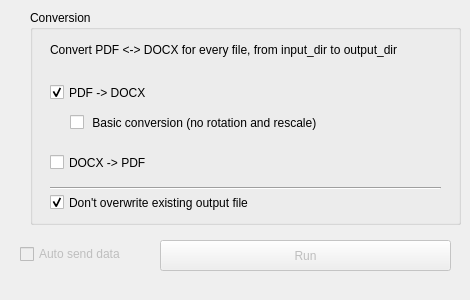
Old version of the form orangecontrib/IO4IT/widgets/designer/wordpdf2docx.ui in the repository TigerODM/TigerODM.
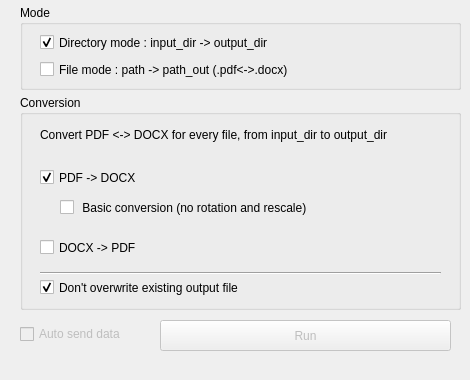
New version of the form.

Diff of the .ui file:
```diff
--- a/orangecontrib/IO4IT/widgets/designer/wordpdf2docx.ui
+++ b/orangecontrib/IO4IT/widgets/designer/wordpdf2docx.ui
@@ -7,18 +7,63 @@
     <x>0</x>
     <y>0</y>
     <width>470</width>
-    <height>300</height>
+    <height>380</height>
    </rect>
   </property>
   <property name="windowTitle">
    <string>Form</string>
   </property>
+  <widget class="QGroupBox" name="groupBox_mode">
+   <property name="geometry">
+    <rect>
+     <x>20</x>
+     <y>5</y>
+     <width>441</width>
+     <height>85</height>
+    </rect>
+   </property>
+   <property name="title">
+    <string>Mode</string>
+   </property>
+   <widget class="QCheckBox" name="checkBox_mode_dir">
+    <property name="geometry">
+     <rect>
+      <x>20</x>
+      <y>25</y>
+      <width>401</width>
+      <height>25</height>
+     </rect>
+    </property>
+    <property name="text">
+     <string>Directory mode : input_dir -&gt; output_dir</string>
+    </property>
+    <property name="checked">
+     <bool>true</bool>
+    </property>
+   </widget>
+   <widget class="QCheckBox" name="checkBox_mode_file">
+    <property name="geometry">
+     <rect>
+      <x>20</x>
+      <y>52</y>
+      <width>401</width>
+      <height>25</height>
+     </rect>
+    </property>
+    <property name="text">
+     <string>File mode : path -&gt; path_out (.pdf&lt;-&gt;.docx)</string>
+    </property>
+    <property name="checked">
+     <bool>false</bool>
+    </property>
+   </widget>
+  </widget>
   <widget class="QGroupBox" name="groupBox">
    <property name="geometry">
     <rect>
-     <x>30</x>
-     <y>10</y>
-     <width>431</width>
+     <x>20</x>
+     <y>95</y>
+     <width>441</width>
      <height>215</height>
     </rect>
    </property>
@@ -30,7 +75,7 @@
      <rect>
       <x>20</x>
       <y>25</y>
-      <width>391</width>
+      <width>401</width>
       <height>31</height>
      </rect>
     </property>
@@ -52,7 +97,7 @@
      <rect>
       <x>20</x>
       <y>70</y>
-      <width>391</width>
+      <width>401</width>
       <height>25</height>
      </rect>
     </property>
@@ -63,44 +108,12 @@
      <bool>true</bool>
     </property>
    </widget>
-   <widget class="QCheckBox" name="checkBox_2">
-    <property name="geometry">
-     <rect>
-      <x>20</x>
-      <y>140</y>
-      <width>391</width>
-      <height>25</height>
-     </rect>
-    </property>
-    <property name="text">
-     <string>DOCX -&gt; PDF</string>
-    </property>
-    <property name="checked">
-     <bool>false</bool>
-    </property>
-   </widget>
-   <widget class="QCheckBox" name="checkBox_3">
-    <property name="geometry">
-     <rect>
-      <x>20</x>
-      <y>180</y>
-      <width>391</width>
-      <height>25</height>
-     </rect>
-    </property>
-    <property name="text">
-     <string>Don't overwrite existing output file</string>
-    </property>
-    <property name="checked">
-     <bool>true</bool>
-    </property>
-   </widget>
    <widget class="QCheckBox" name="checkBox_4">
     <property name="geometry">
      <rect>
       <x>40</x>
       <y>100</y>
-      <width>391</width>
+      <width>381</width>
       <height>25</height>
      </rect>
     </property>
@@ -111,12 +124,28 @@
      <bool>false</bool>
     </property>
    </widget>
+   <widget class="QCheckBox" name="checkBox_2">
+    <property name="geometry">
+     <rect>
+      <x>20</x>
+      <y>140</y>
+      <width>401</width>
+      <height>25</height>
+     </rect>
+    </property>
+    <property name="text">
+     <string>DOCX -&gt; PDF</string>
+    </property>
+    <property name="checked">
+     <bool>false</bool>
+    </property>
+   </widget>
    <widget class="Line" name="line">
     <property name="geometry">
      <rect>
       <x>20</x>
       <y>170</y>
-      <width>391</width>
+      <width>401</width>
       <height>16</height>
      </rect>
     </property>
@@ -124,6 +153,22 @@
      <enum>Qt::Horizontal</enum>
     </property>
    </widget>
+   <widget class="QCheckBox" name="checkBox_3">
+    <property name="geometry">
+     <rect>
+      <x>20</x>
+      <y>180</y>
+      <width>401</width>
+      <height>25</height>
+     </rect>
+    </property>
+    <property name="text">
+     <string>Don't overwrite existing output file</string>
+    </property>
+    <property name="checked">
+     <bool>true</bool>
+    </property>
+   </widget>
   </widget>
   <widget class="QCheckBox" name="checkBox_send">
    <property name="enabled">
@@ -132,7 +177,7 @@
    <property name="geometry">
     <rect>
      <x>20</x>
-     <y>246</y>
+     <y>326</y>
      <width>131</width>
      <height>16</height>
     </rect>
@@ -148,7 +193,7 @@
    <property name="geometry">
     <rect>
      <x>160</x>
-     <y>240</y>
+     <y>320</y>
      <width>291</width>
      <height>31</height>
     </rect>
```
